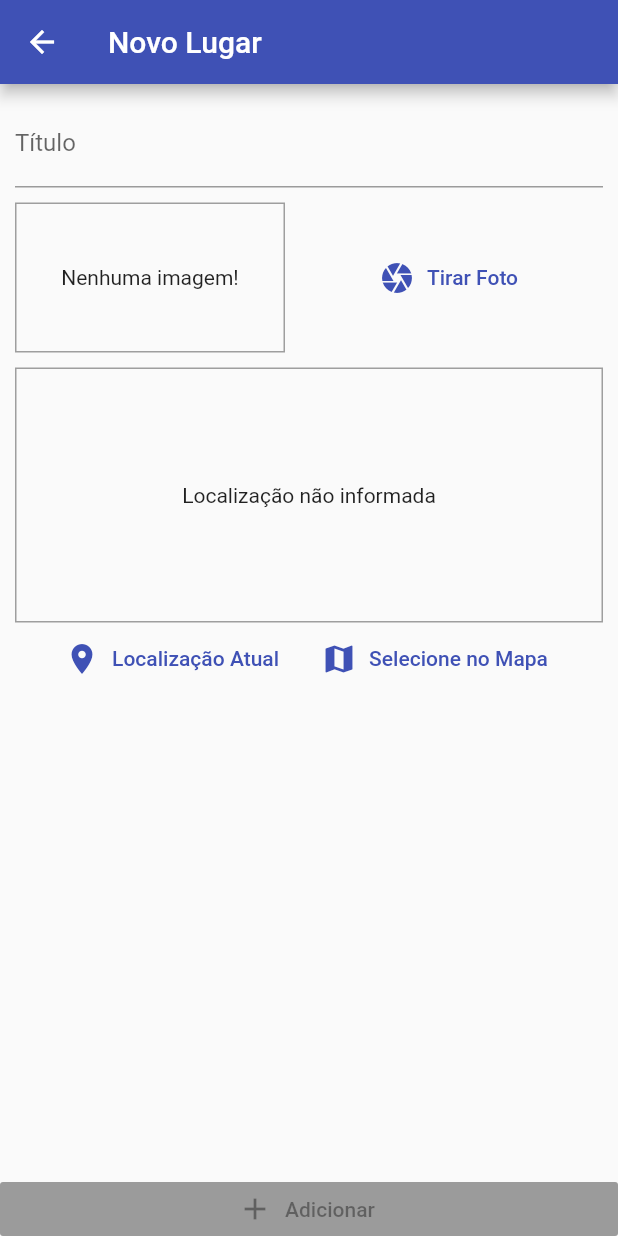
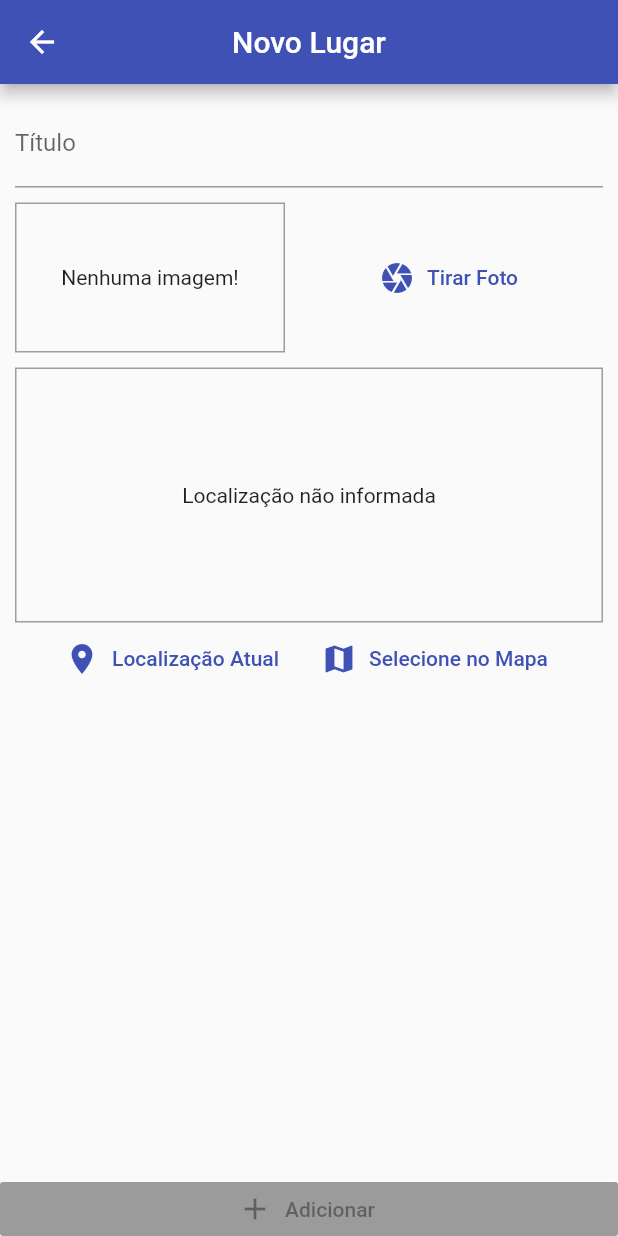
Before and after one commit to Shynjy/app_greatplaces, a Flutter app: the PlaceFormScreen screen opened by its route, on a phone screen of 412 x 824 dp. Run offline on Flutter 3.47's test engine with Material 2 defaults, Android fonts, the phone set to English and light mode, and no system bars; our stand-ins replace flutter_map, image_picker, latlong, location, sqflite; missing offline and left inert: geocoder; accounts and stored records are empty.

Commit message:
update app

```diff
--- a/lib/main.dart
+++ b/lib/main.dart
@@ -4,6 +4,7 @@ import 'package:provider/provider.dart';
 
 // Rotas
 import './utils/app_routes.dart';
+import './utils/custom_routes.dart';
 
 // Screens
 import './screens/places_list_screen.dart';
@@ -25,6 +26,10 @@ class MyApp extends StatelessWidget {
         theme: ThemeData(
           primarySwatch: Colors.indigo,
           accentColor: Colors.amber,
+          pageTransitionsTheme: PageTransitionsTheme(builders: {
+            TargetPlatform.android: CustomPageTransitionsBuilder(),
+            TargetPlatform.iOS: CustomPageTransitionsBuilder(),
+          }),
         ),
         // home: PlacesListScreen(),
         initialRoute: AppRoutes.PLACES_LIST,
--- a/lib/screens/map_screen.dart
+++ b/lib/screens/map_screen.dart
@@ -74,6 +74,7 @@ class _MapScreenState extends State<MapScreen> {
     return Scaffold(
       appBar: AppBar(
         title: widget.isReadonly ? Text('Local no map') : Text('Selecione um local'),
+        centerTitle: true,
         actions: <Widget>[
           if (!widget.isReadonly)
             IconButton(
@@ -134,6 +135,10 @@ class _MapScreenState extends State<MapScreen> {
                 mini: true,
                 padding: 10,
                 alignment: Alignment.bottomRight,
+                zoomInIcon: Icons.add,
+                zoomOutIcon: Icons.remove,
+                zoomInColorIcon: Colors.white,
+                zoomOutColorIcon: Colors.white
               ),
             ],
           ),
--- a/lib/screens/place_form_screen.dart
+++ b/lib/screens/place_form_screen.dart
@@ -68,6 +68,7 @@ class _PlaceFormScreenState extends State<PlaceFormScreen> {
     return Scaffold(
       appBar: AppBar(
         title: Text('Novo Lugar'),
+        centerTitle: true,
       ),
       body: Column(
         crossAxisAlignment: CrossAxisAlignment.stretch,
--- /dev/null
+++ b/lib/utils/custom_routes.dart
@@ -0,0 +1,19 @@
+import 'package:flutter/material.dart';
+
+class CustomPageTransitionsBuilder extends PageTransitionsBuilder {
+
+  @override
+  Widget buildTransitions<T>(
+    PageRoute<T> route,
+    BuildContext context,
+    Animation<double> animation,
+    Animation<double> secondaryAnimation,
+    Widget child,
+  ) {
+
+    return FadeTransition(
+      opacity: animation,
+      child: child,
+    );
+  }
+}
--- a/lib/widgets/map_default.dart
+++ b/lib/widgets/map_default.dart
@@ -69,6 +69,7 @@ class _MapDefaultState extends State<MapDefault> {
           alignment: Alignment.topRight,
           child: IconButton(
             icon: Icon(Icons.my_location),
+            color: Theme.of(context).primaryColor,
             iconSize: 30,
             onPressed: () {
               mapController.move(
```
Also changed, not shown: lib/plugin/zoombuttons_plugins_option.dart (+10 -4 lines), lib/screens/place_detail_screen.dart (+8 -4 lines), lib/screens/places_list_screen.dart (+6 -3 lines).
